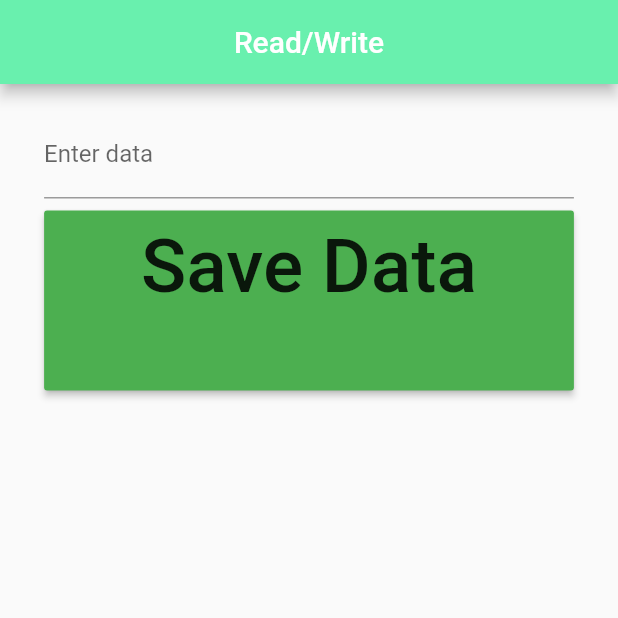
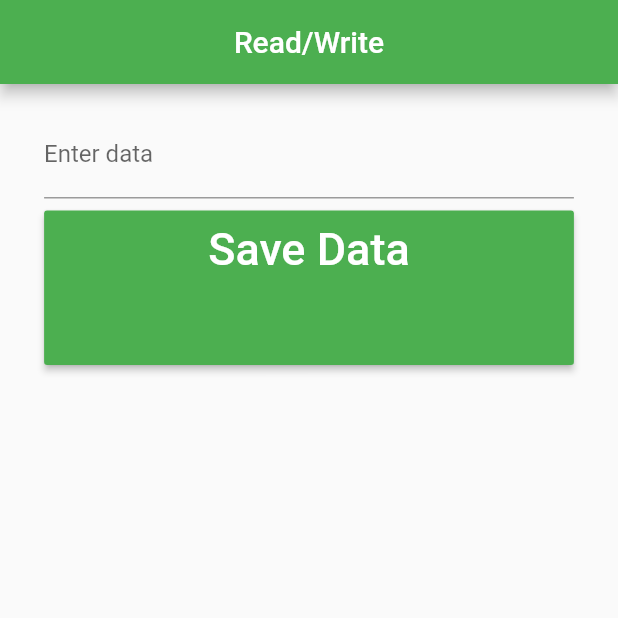
Before and after one commit to KristopherCA/readwrite_app, a Flutter app: the screen it shows after launch, after a tap on "Save Data", on a phone screen of 412 x 824 dp, the top half of it. Run offline on Flutter 3.47's test engine with Material 2 defaults, Android fonts, the phone set to English and light mode, and no system bars.

Commit message:
updated UI and removed dead code

```diff
--- a/lib/main.dart
+++ b/lib/main.dart
@@ -10,7 +10,7 @@ class MyApp extends StatelessWidget {
       debugShowCheckedModeBanner: false,
       title: 'Flutter Demo',
       theme: ThemeData(
-        primarySwatch: Colors.blue,
+        primarySwatch: Colors.green,
       ),
       home: ReadWrite(),
     );
@@ -24,12 +24,11 @@ class ReadWrite extends StatefulWidget {
 
 class _ReadWriteState extends State<ReadWrite> {
   var _dataEntry = TextEditingController();
-  var message = " ";
 
   void assign() async {
     setState(() {});
 
-    message = await readData();
+    ;
   }
 
   @override
@@ -38,7 +37,7 @@ class _ReadWriteState extends State<ReadWrite> {
       appBar: AppBar(
         title: Text('Read/Write'),
         centerTitle: true,
-        backgroundColor: Colors.greenAccent,
+        backgroundColor: Colors.green,
       ),
       body: Container(
         padding: EdgeInsets.all(13.4),
@@ -66,7 +65,7 @@ class _ReadWriteState extends State<ReadWrite> {
                         Text(
                           'Save Data',
                           textAlign: TextAlign.center,
-                          style: TextStyle(fontSize: 50.0),
+                          style: TextStyle(fontSize: 30.0, color: Colors.white),
                         ),
                         Padding(padding: EdgeInsets.all(14.5)),
                         FutureBuilder(
@@ -74,10 +73,10 @@ class _ReadWriteState extends State<ReadWrite> {
                             builder: (BuildContext context,
                                 AsyncSnapshot<String> data) {
                               if (data.hasData != null) {
-                                return
-                                  Text(
+                                return Text(
                                   data.data.toString(),
-                                  style: TextStyle(color: Colors.blueAccent),
+                                  style: TextStyle(
+                                      color: Colors.white, fontSize: 20.0),
                                 );
                               } else {
                                 return Text('No data saved');
--- a/lib/readwrite.dart
+++ b/lib/readwrite.dart
@@ -24,6 +24,6 @@ Future<String> readData() async {
     String data = await file.readAsString(); //read file
     return data;
   } catch (e) {
-    return "nothing saved yet";
+    return "";
   }
 }
```
